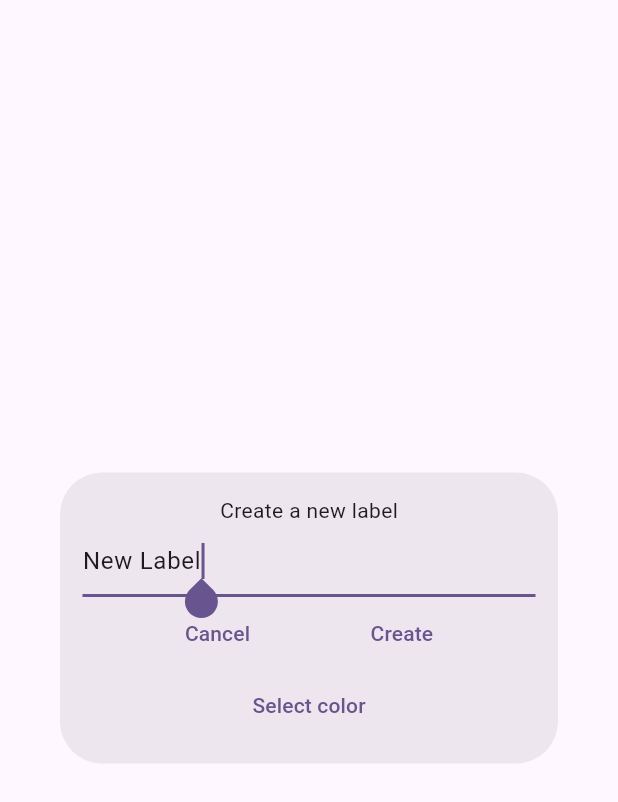
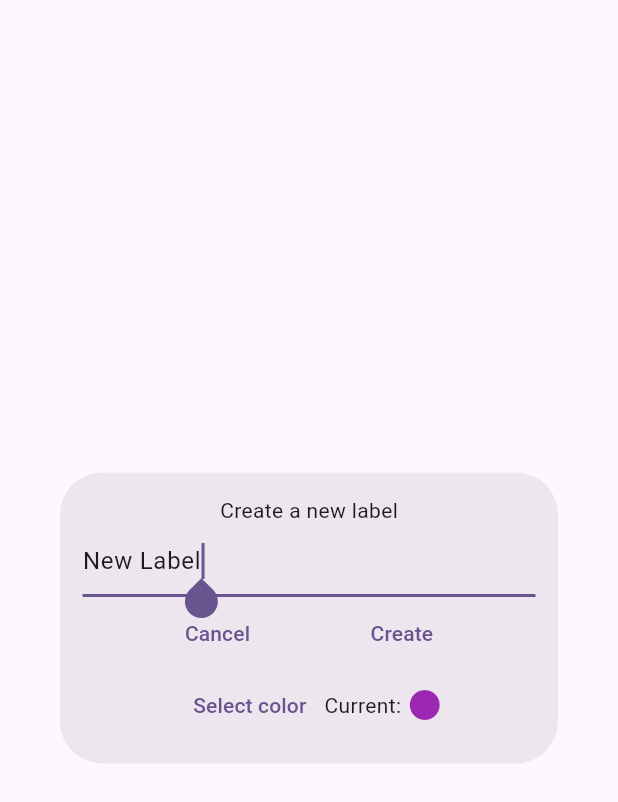
Before and after one commit to itsmosalah/nota, a Flutter app: the CreateLabelDialogue widget shown alone on an empty page, opened directly, on a phone screen of 412 x 824 dp. Shown: the top 802 px of the screen. Run offline on Flutter 3.47's test engine with Material 2 defaults, Android fonts, the phone set to English and light mode, and no system bars; our stand-ins replace flutter_bloc, flutter_colorpicker, sqflite; missing offline and left inert: flutter_quill; accounts and stored records are empty.

Commit message:
Added feature to show currently selected color for labels

```diff
--- a/nota/lib/components/label/create_label_dialogue.dart
+++ b/nota/lib/components/label/create_label_dialogue.dart
@@ -10,7 +10,10 @@ class CreateLabelDialogue extends StatelessWidget {
   Widget build(BuildContext context) {
     final NotesDataCubit cubit = NotesDataCubit.get(context);
 
-    final colorController = TextEditingController();
+    final colorController = TextEditingController(
+        text: Colors.purple.value
+            .toRadixString(16)
+            .substring(2)); // Skipping 2 characters for Alpha
 
     return Dialog(
       child: Padding(
@@ -37,15 +40,7 @@ class CreateLabelDialogue extends StatelessWidget {
                   }
                 },
               ),
-              TextButton(
-                onPressed: () => showDialog(
-                    context: context,
-                    builder: (context) => Dialog(
-                            child: ColorPickerWidget(
-                          colorController: colorController,
-                        ))),
-                child: const Text('Select color'),
-              ),
+              SelectColorButton(colorController: colorController)
             ],
           ),
         ),
@@ -53,3 +48,56 @@ class CreateLabelDialogue extends StatelessWidget {
     );
   }
 }
+
+class SelectColorButton extends StatelessWidget {
+  const SelectColorButton({
+    super.key,
+    required this.colorController,
+  });
+
+  final TextEditingController colorController;
+
+  @override
+  Widget build(BuildContext context) {
+    return StatefulBuilder(
+      builder: (context, setState) => Row(
+        mainAxisAlignment: MainAxisAlignment.center,
+        children: [
+          TextButton(
+            onPressed: () => showDialog(
+                context: context,
+                builder: (context) => Dialog(
+                    shadowColor: Colors.transparent,
+                    child: Column(
+                      mainAxisSize: MainAxisSize.min,
+                      children: [
+                        const SizedBox(
+                          height: 50,
+                          child: Text(
+                            'Select Color',
+                            style: TextStyle(fontSize: 15),
+                          ),
+                        ),
+                        ColorPickerWidget(
+                          colorController: colorController,
+                        ),
+                        IconButton(
+                            onPressed: () {
+                              setState(() {});
+                              Navigator.pop(context);
+                            },
+                            icon: const Icon(Icons.check))
+                      ],
+                    ))),
+            child: const Text('Select color'),
+          ),
+          const Text('Current: '),
+          Icon(
+            Icons.circle,
+            color: colorFromHex(colorController.text),
+          ),
+        ],
+      ),
+    );
+  }
+}
```
Also changed, not shown: nota/lib/components/label/color_picker_widget.dart (+4 -5 lines).
